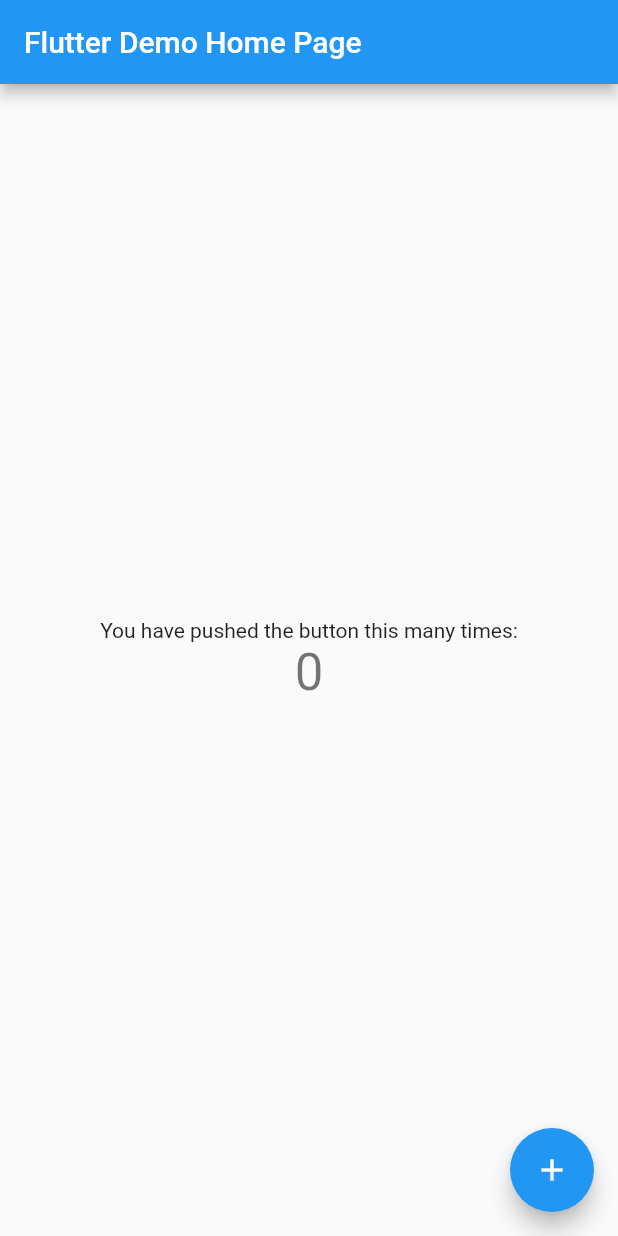
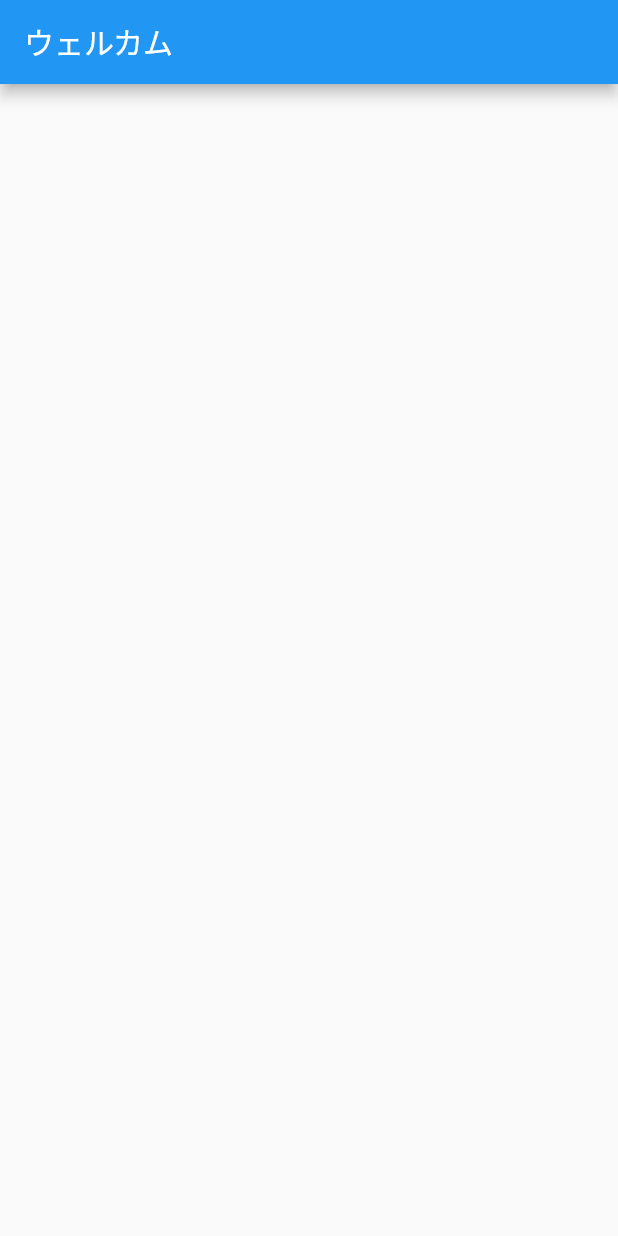
Before and after one commit to kosukesaigusa/flutter_account_book, a Flutter app: the screen it shows after launch, on a phone screen of 412 x 824 dp. Run offline on Flutter 3.47's test engine with Material 2 defaults, Android fonts, the phone set to English and light mode, and no system bars; our stand-ins replace cloud_firestore, firebase_auth, firebase_core, google_sign_in; accounts and stored records are empty.

Commit message:
feat: implement base directories and pages

```diff
--- /dev/null
+++ b/lib/app.dart
@@ -0,0 +1,29 @@
+import 'package:firebase_auth/firebase_auth.dart';
+import 'package:flutter/material.dart';
+import 'package:flutter_account_book/pages/home/home_page.dart';
+import 'package:flutter_account_book/pages/welcome/welcome_page.dart';
+
+class App extends StatelessWidget {
+  const App({Key? key}) : super(key: key);
+  @override
+  Widget build(BuildContext context) {
+    return MaterialApp(
+      title: 'Flutter Account Book app',
+      theme: ThemeData(
+        primarySwatch: Colors.blue,
+      ),
+      home: StreamBuilder<User?>(
+        stream: FirebaseAuth.instance.authStateChanges(),
+        builder: (context, snapshot) {
+          if (snapshot.connectionState == ConnectionState.waiting) {
+            return const SizedBox();
+          }
+          if (snapshot.hasData) {
+            return HomePage();
+          }
+          return WelcomePage();
+        },
+      ),
+    );
+  }
+}
--- a/lib/main.dart
+++ b/lib/main.dart
@@ -1,115 +1,17 @@
+import 'package:firebase_core/firebase_core.dart';
 import 'package:flutter/material.dart';
+import 'package:flutter_account_book/app.dart';
+import 'package:flutter_account_book/store/store.dart';
+import 'package:provider/provider.dart';
 
-void main() {
-  runApp(const MyApp());
+Future<void> main() async {
+  WidgetsFlutterBinding.ensureInitialized();
+  await Firebase.initializeApp();
+  final store = Store();
+  runApp(
+    ChangeNotifierProvider<Store>.value(
+      value: store,
+      builder: (context, child) => App(),
+    ),
+  );
 }
-
-class MyApp extends StatelessWidget {
-  const MyApp({Key? key}) : super(key: key);
-
-  // This widget is the root of your application.
-  @override
-  Widget build(BuildContext context) {
-    return MaterialApp(
-      title: 'Flutter Demo',
-      theme: ThemeData(
-        // This is the theme of your application.
-        //
-        // Try running your application with "flutter run". You'll see the
-        // application has a blue toolbar. Then, without quitting the app, try
-        // changing the primarySwatch below to Colors.green and then invoke
-        // "hot reload" (press "r" in the console where you ran "flutter run",
-        // or simply save your changes to "hot reload" in a Flutter IDE).
-        // Notice that the counter didn't reset back to zero; the application
-        // is not restarted.
-        primarySwatch: Colors.blue,
-      ),
-      home: const MyHomePage(title: 'Flutter Demo Home Page'),
-    );
-  }
-}
-
-class MyHomePage extends StatefulWidget {
-  const MyHomePage({Key? key, required this.title}) : super(key: key);
-
-  // This widget is the home page of your application. It is stateful, meaning
-  // that it has a State object (defined below) that contains fields that affect
-  // how it looks.
-
-  // This class is the configuration for the state. It holds the values (in this
-  // case the title) provided by the parent (in this case the App widget) and
-  // used by the build method of the State. Fields in a Widget subclass are
-  // always marked "final".
-
-  final String title;
-
-  @override
-  State<MyHomePage> createState() => _MyHomePageState();
-}
-
-class _MyHomePageState extends State<MyHomePage> {
-  int _counter = 0;
-
-  void _incrementCounter() {
-    setState(() {
-      // This call to setState tells the Flutter framework that something has
-      // changed in this State, which causes it to rerun the build method below
-      // so that the display can reflect the updated values. If we changed
-      // _counter without calling setState(), then the build method would not be
-      // called again, and so nothing would appear to happen.
-      _counter++;
-    });
-  }
-
-  @override
-  Widget build(BuildContext context) {
-    // This method is rerun every time setState is called, for instance as done
-    // by the _incrementCounter method above.
-    //
-    // The Flutter framework has been optimized to make rerunning build methods
-    // fast, so that you can just rebuild anything that needs updating rather
-    // than having to individually change instances of widgets.
-    return Scaffold(
-      appBar: AppBar(
-        // Here we take the value from the MyHomePage object that was created by
-        // the App.build method, and use it to set our appbar title.
-        title: Text(widget.title),
-      ),
-      body: Center(
-        // Center is a layout widget. It takes a single child and positions it
-        // in the middle of the parent.
-        child: Column(
-          // Column is also a layout widget. It takes a list of children and
-          // arranges them vertically. By default, it sizes itself to fit its
-          // children horizontally, and tries to be as tall as its parent.
-          //
-          // Invoke "debug painting" (press "p" in the console, choose the
-          // "Toggle Debug Paint" action from the Flutter Inspector in Android
-          // Studio, or the "Toggle Debug Paint" command in Visual Studio Code)
-          // to see the wireframe for each widget.
-          //
-          // Column has various properties to control how it sizes itself and
-          // how it positions its children. Here we use mainAxisAlignment to
-          // center the children vertically; the main axis here is the vertical
-          // axis because Columns are vertical (the cross axis would be
-          // horizontal).
-          mainAxisAlignment: MainAxisAlignment.center,
-          children: <Widget>[
-            const Text(
-              'You have pushed the button this many times:',
-            ),
-            Text(
-              '$_counter',
-              style: Theme.of(context).textTheme.headline4,
-            ),
-          ],
-        ),
-      ),
-      floatingActionButton: FloatingActionButton(
-        onPressed: _incrementCounter,
-        tooltip: 'Increment',
-        child: const Icon(Icons.add),
-      ), // This trailing comma makes auto-formatting nicer for build methods.
-    );
-  }
-}
--- /dev/null
+++ b/lib/pages/home/home_page.dart
@@ -0,0 +1,13 @@
+import 'package:flutter/material.dart';
+
+class HomePage extends StatelessWidget {
+  @override
+  Widget build(BuildContext context) {
+    return Scaffold(
+      appBar: AppBar(
+        title: const Text('ホーム'),
+      ),
+      body: const SizedBox(),
+    );
+  }
+}
--- /dev/null
+++ b/lib/pages/welcome/welcome_page.dart
@@ -0,0 +1,13 @@
+import 'package:flutter/material.dart';
+
+class WelcomePage extends StatelessWidget {
+  @override
+  Widget build(BuildContext context) {
+    return Scaffold(
+      appBar: AppBar(
+        title: const Text('ウェルカム'),
+      ),
+      body: const SizedBox(),
+    );
+  }
+}
--- a/pubspec.yaml
+++ b/pubspec.yaml
@@ -19,9 +19,12 @@ dependencies:
   flutter_spinkit: ^5.0.0
   freezed_annotation: ^0.14.2
   gap: ^2.0.0
+  google_sign_in: ^5.1.1
   keyboard_actions: ^3.4.0
   package_info: ^2.0.2
+  provider: ^6.0.0
   shared_preferences: ^2.0.6
+  sign_button: ^2.0.1
   uuid: ^3.0.4
 
 dev_dependencies:
```
Also changed, not shown: lib/store/store.dart (added, +37 -0 lines), lib/utils/utility_methods.dart (added, +14 -0 lines), pubspec.lock, 1 other file.
